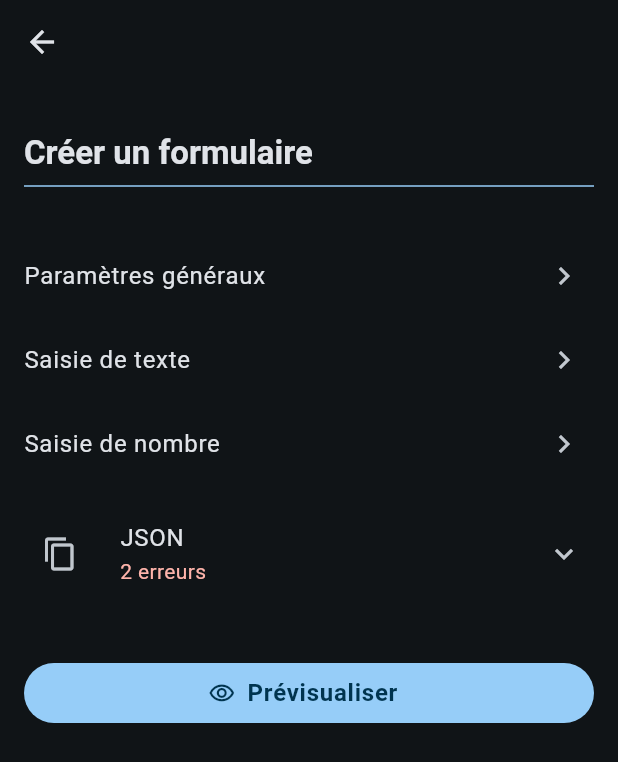
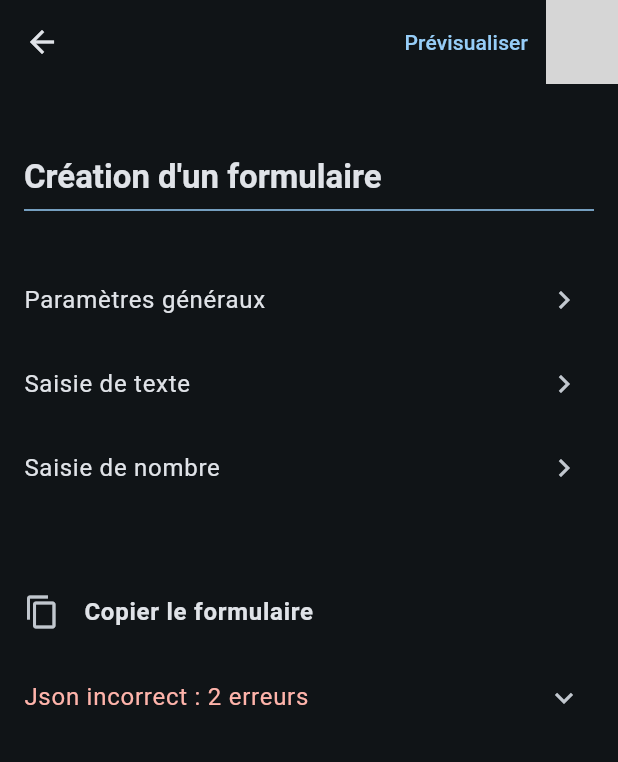
Before and after one commit to Womotaq/wo_form, a Flutter app: the screen it shows after launch, after a tap on "Créer un formulaire en quelques clics...", on a phone screen of 412 x 824 dp. Shown: the top 762 px of the screen. Run offline on Flutter 3.47's test engine with Material 3 defaults, Android fonts, the phone set to English and light mode, and no system bars; our stand-ins replace flutter_bloc, freezed_annotation, popover; missing offline and left inert: package_atomic_design; grey boxes are pictures that could not be loaded.

Commit message:
Minor fixes

```diff
--- a/lib/example/form_creator/form_creator_page.dart
+++ b/lib/example/form_creator/form_creator_page.dart
@@ -55,11 +55,14 @@ final woFormCreator = WoForm(
       builder: (context) => const JsonClipboarder(),
     ),
   ],
-  uiSettings: const WoFormUiSettings(
-    titleText: 'Créer un formulaire',
-    submitMode: WoFormSubmitMode.standard(
-      submitText: 'Prévisualiser',
-      submitIcon: Icons.visibility_outlined,
+  uiSettings: WoFormUiSettings(
+    titleText: "Création d'un formulaire",
+    submitMode: const WoFormSubmitMode.standard(
+      buttonPosition: SubmitButtonPosition.appBar,
+    ),
+    submitButtonBuilder: (data) => TextButton(
+      onPressed: data.onPressed,
+      child: const Text('Prévisualiser'),
     ),
   ),
   onSubmitSuccess: (context) {
@@ -111,10 +114,11 @@ class _JsonClipboarderState extends State<JsonClipboarder> {
 
     final errorsText = woFormL10n.errors(form.getErrors(values).length);
 
-    return ExpansionTile(
-      leading: IconButton(
-        icon: copied ? const Icon(Icons.check) : const Icon(Icons.copy),
-        onPressed: () {
+    return Column(
+      children: [
+        const SizedBox(height: 32),
+        ListTile(
+          onTap: () {
             final values = context.read<WoFormValuesCubit>().state;
             Clipboard.setData(
               ClipboardData(
@@ -129,18 +133,25 @@ class _JsonClipboarderState extends State<JsonClipboarder> {
               () => setState(() => copied = false),
             );
           },
+          leading: copied ? const Icon(Icons.check) : const Icon(Icons.copy),
+          title: const Text(
+            'Copier le formulaire',
+            style: TextStyle(fontWeight: FontWeight.bold),
           ),
-      title: const Text('JSON'),
-      subtitle: errorsText == null
-          ? null
+        ),
+        ExpansionTile(
+          title: errorsText == null
+              ? const Text('')
               : Text(
-              errorsText,
+                  'Json incorrect : $errorsText',
                   style: TextStyle(color: Theme.of(context).colorScheme.error),
                 ),
           expandedCrossAxisAlignment: CrossAxisAlignment.start,
           children: [
             Text(readableJson(woFormCreator.export(values))),
           ],
+        ),
+      ],
     );
   }
 }
--- a/lib/example/themed_form/themed_form_page.dart
+++ b/lib/example/themed_form/themed_form_page.dart
@@ -36,7 +36,11 @@ class CustomFormHeader extends StatelessWidget {
     if (labelText.isEmpty && helperText.isEmpty) return const SizedBox.shrink();
 
     return Padding(
-      padding: const EdgeInsets.symmetric(horizontal: 16),
+      padding: const EdgeInsets.only(
+        top: 32,
+        left: 16,
+        right: 16,
+      ),
       child: Column(
         children: [
           const SizedBox(height: 16),
--- a/lib/src/builder/default_widget/form_header.dart
+++ b/lib/src/builder/default_widget/form_header.dart
@@ -15,7 +15,11 @@ class FormHeader extends StatelessWidget {
     if (labelText.isEmpty && helperText.isEmpty) return const SizedBox.shrink();
 
     return Padding(
-      padding: const EdgeInsets.symmetric(horizontal: 16),
+      padding: const EdgeInsets.only(
+        top: 16,
+        left: 16,
+        right: 16,
+      ),
       child: Column(
         crossAxisAlignment: CrossAxisAlignment.start,
         children: [
--- a/lib/src/builder/default_widget/inputs_node_expander.dart
+++ b/lib/src/builder/default_widget/inputs_node_expander.dart
@@ -33,6 +33,7 @@ class InputsNodeExpander extends StatelessWidget {
             child: Scaffold(
               appBar: AppBar(),
               body: SingleChildScrollView(
+                child: SafeArea(
                   child: Builder(
                     builder: (context) {
                       final fieldData = WoFieldData(
@@ -45,10 +46,12 @@ class InputsNodeExpander extends StatelessWidget {
                       );
 
                       return (data.uiSettings.widgetBuilder ??
-                            WoFormTheme.of(context)?.inputsNodeWidgetBuilder ??
+                              WoFormTheme.of(context)
+                                  ?.inputsNodeWidgetBuilder ??
                               InputsNodeWidget.new)
                           .call(fieldData);
                     },
+                  ),
                 ),
               ),
             ),
--- a/lib/src/builder/default_widget/wo_form_page.dart
+++ b/lib/src/builder/default_widget/wo_form_page.dart
@@ -51,7 +51,7 @@ class WoFormStandardPage extends StatelessWidget {
         ],
       ),
       body: SingleChildScrollView(
-        child: WoPadding.verticalMedium(
+        child: SafeArea(
           child: Column(
             children: [
               if (uiSettings.titlePosition == WoFormTitlePosition.header)
@@ -142,7 +142,8 @@ class WoFormPageByPageState extends State<WoFormPageByPage> {
         ),
         title: Text(widget.titleText),
       ),
-      body: Stack(
+      body: SafeArea(
+        child: Stack(
           children: [
             PageView.builder(
               controller: pageController,
@@ -182,6 +183,7 @@ class WoFormPageByPageState extends State<WoFormPageByPage> {
               ),
           ],
         ),
+      ),
     );
   }
 }
```
Lines whose indentation alone changed are shown as unchanged.
